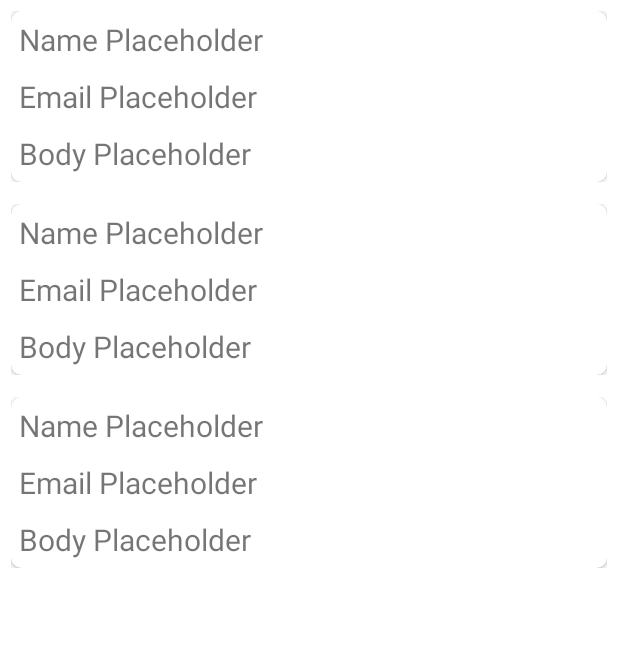
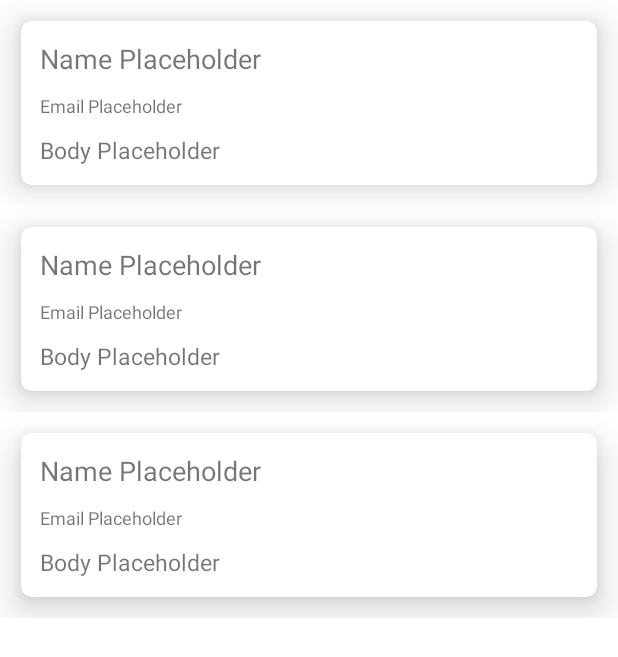
Before and after one commit to Vader-Femi/TypicodeApiDemo, an Android app: the layout activity_main.xml on its own in the app's theme, with its tools: preview values and no code run, on a phone screen of 412 x 824 dp. Shown: the top 657 px of the screen. Run offline under Robolectric (Android 15) with nearby library versions, the phone set to English and light mode, and no system bars.

```diff
--- a/app/src/main/java/com/example/typicodeapidemo/CommentsAdapter.kt
+++ b/app/src/main/java/com/example/typicodeapidemo/CommentsAdapter.kt
@@ -5,6 +5,7 @@ import android.view.ViewGroup
 import androidx.recyclerview.widget.AsyncListDiffer
 import androidx.recyclerview.widget.DiffUtil
 import androidx.recyclerview.widget.RecyclerView
+import com.example.typicodeapidemo.database.entity.Comment
 import com.example.typicodeapidemo.databinding.ItemCommentsBinding
 
 class CommentsAdapter: RecyclerView.Adapter<CommentsAdapter.CommentViewHolder>() {
@@ -22,9 +23,12 @@ class CommentsAdapter: RecyclerView.Adapter<CommentsAdapter.CommentViewHolder>()
     }
 
     private val differ = AsyncListDiffer(this, diffCallback)
+
     var comments: List<Comment>
         get() = differ.currentList
         set(value) {differ.submitList(value)}
+
+
 
     override fun onCreateViewHolder(parent: ViewGroup, viewType: Int): CommentViewHolder {
         return CommentViewHolder(ItemCommentsBinding.inflate(
--- a/app/src/main/java/com/example/typicodeapidemo/CommentsApi.kt
+++ b/app/src/main/java/com/example/typicodeapidemo/CommentsApi.kt
@@ -1,5 +1,6 @@
 package com.example.typicodeapidemo
 
+import com.example.typicodeapidemo.database.entity.Comment
 import retrofit2.Response
 import retrofit2.http.GET
 
--- a/app/src/main/res/layout/activity_main.xml
+++ b/app/src/main/res/layout/activity_main.xml
@@ -1,29 +1,22 @@
 <?xml version="1.0" encoding="utf-8"?>
-<androidx.constraintlayout.widget.ConstraintLayout xmlns:android="http://schemas.android.com/apk/res/android"
-    xmlns:app="http://schemas.android.com/apk/res-auto"
+<RelativeLayout xmlns:android="http://schemas.android.com/apk/res/android"
     xmlns:tools="http://schemas.android.com/tools"
     android:layout_width="match_parent"
     android:layout_height="match_parent"
     tools:context=".MainActivity">
 
-    <ProgressBar
-        android:id="@+id/progressBar"
-        style="@style/Widget.AppCompat.ProgressBar.Horizontal"
-        android:layout_width="match_parent"
-        android:layout_height="5dp"
-        android:visibility="gone"
-        app:layout_constraintEnd_toEndOf="parent"
-        app:layout_constraintStart_toStartOf="parent"
-        app:layout_constraintTop_toTopOf="parent" />
-
     <androidx.recyclerview.widget.RecyclerView
         android:id="@+id/rvComments"
         android:layout_width="match_parent"
         android:layout_height="match_parent"
-        app:layout_constraintBottom_toBottomOf="parent"
-        app:layout_constraintEnd_toEndOf="parent"
-        app:layout_constraintStart_toStartOf="parent"
-        app:layout_constraintTop_toBottomOf="@+id/progressBar"
         tools:listitem="@layout/item_comments" />
 
-</androidx.constraintlayout.widget.ConstraintLayout>
+    <com.google.android.material.progressindicator.LinearProgressIndicator
+        android:id="@+id/progressBar"
+        android:layout_width="match_parent"
+        android:layout_height="10dp"
+        android:visibility="gone"
+        android:layout_alignParentTop="true"
+        android:indeterminate="true"/>
+
+</RelativeLayout>
--- a/app/src/main/res/layout/item_comments.xml
+++ b/app/src/main/res/layout/item_comments.xml
@@ -1,15 +1,17 @@
 <?xml version="1.0" encoding="utf-8"?>
-<androidx.constraintlayout.widget.ConstraintLayout xmlns:android="http://schemas.android.com/apk/res/android"
+<RelativeLayout xmlns:android="http://schemas.android.com/apk/res/android"
     xmlns:app="http://schemas.android.com/apk/res-auto"
     xmlns:tools="http://schemas.android.com/tools"
-    android:layout_width="wrap_content"
-    android:layout_height="wrap_content"
-    android:layout_margin="7dp">
+    android:layout_width="match_parent"
+    android:layout_height="wrap_content">
 
-    <androidx.cardview.widget.CardView
-        android:layout_width="match_parent"
-        android:layout_height="match_parent"
+
+    <com.google.android.material.card.MaterialCardView
+        android:layout_width="wrap_content"
+        android:layout_height="wrap_content"
+        android:layout_margin="14dp"
         app:cardCornerRadius="7dp"
+        app:cardElevation="14dp"
         app:layout_constraintBottom_toBottomOf="parent"
         app:layout_constraintEnd_toEndOf="parent"
         app:layout_constraintStart_toStartOf="parent"
@@ -17,35 +19,39 @@
 
         <RelativeLayout
             android:layout_width="match_parent"
-            android:layout_height="match_parent">
+            android:layout_height="match_parent"
+            android:layout_margin="7dp">
 
-            <TextView
+            <com.google.android.material.textview.MaterialTextView
                 android:id="@+id/tvName"
                 android:layout_width="match_parent"
                 android:layout_height="wrap_content"
                 android:layout_margin="5dp"
-                android:textSize="20sp"
+                android:textSize="18sp"
                 tools:text="Name Placeholder" />
 
-            <TextView
+            <com.google.android.material.textview.MaterialTextView
                 android:id="@+id/tvEmail"
                 android:layout_width="match_parent"
                 android:layout_height="wrap_content"
                 android:layout_below="@id/tvName"
                 android:layout_margin="5dp"
-                android:textSize="20sp"
+                android:textSize="12sp"
                 tools:text="Email Placeholder" />
 
-            <TextView
+            <com.google.android.material.textview.MaterialTextView
                 android:id="@+id/tvBody"
                 android:layout_width="match_parent"
                 android:layout_height="wrap_content"
                 android:layout_below="@id/tvEmail"
-                android:layout_margin="5dp"
-                android:textSize="20sp"
+                android:layout_marginStart="5dp"
+                android:layout_marginTop="5dp"
+                android:layout_marginEnd="5dp"
+                android:layout_marginBottom="5dp"
+                android:textSize="15sp"
                 tools:text="Body Placeholder" />
         </RelativeLayout>
 
-    </androidx.cardview.widget.CardView>
+    </com.google.android.material.card.MaterialCardView>
 
-</androidx.constraintlayout.widget.ConstraintLayout>
+</RelativeLayout>
--- a/app/src/main/res/values-night/strings.xml
+++ /dev/null
@@ -1,5 +0,0 @@
-<?xml version="1.0" encoding="utf-8"?>
-<resources>
-    <string name="internet_connection_error">IOException: You might not have Internet Connection</string>
-    <string name="unexpected_response">HttpException: Unexpected response</string>
-</resources>
--- a/app/src/main/res/values-night/themes.xml
+++ b/app/src/main/res/values-night/themes.xml
@@ -1,16 +1,6 @@
 <resources xmlns:tools="http://schemas.android.com/tools">
     <!-- Base application theme. -->
     <style name="Theme.ExampleApiRetrofit" parent="Theme.MaterialComponents.DayNight.DarkActionBar">
-        <!-- Primary brand color. -->
-        <item name="colorPrimary">@color/purple_200</item>
-        <item name="colorPrimaryVariant">@color/purple_700</item>
-        <item name="colorOnPrimary">@color/black</item>
-        <!-- Secondary brand color. -->
-        <item name="colorSecondary">@color/teal_200</item>
-        <item name="colorSecondaryVariant">@color/teal_200</item>
-        <item name="colorOnSecondary">@color/black</item>
-        <!-- Status bar color. -->
-        <item name="android:statusBarColor" tools:targetApi="l">?attr/colorPrimaryVariant</item>
-        <!-- Customize your theme here. -->
+
     </style>
 </resources>
--- a/app/src/main/res/values/colors.xml
+++ b/app/src/main/res/values/colors.xml
@@ -1,10 +1,5 @@
 <?xml version="1.0" encoding="utf-8"?>
 <resources>
-    <color name="purple_200">#FFBB86FC</color>
-    <color name="purple_500">#FF6200EE</color>
-    <color name="purple_700">#FF3700B3</color>
-    <color name="teal_200">#FF03DAC5</color>
-    <color name="teal_700">#FF018786</color>
     <color name="black">#FF000000</color>
     <color name="white">#FFFFFFFF</color>
 </resources>
--- a/app/src/main/res/values/strings.xml
+++ b/app/src/main/res/values/strings.xml
@@ -2,4 +2,5 @@
     <string name="app_name">TypicodeApiDemo</string>
     <string name="internet_connection_error">IOException: You might not have Internet Connection</string>
     <string name="unexpected_response">HttpException: Unexpected response</string>
+    <string name="something_went_wrong">Something went wrong</string>
 </resources>
--- a/app/src/main/res/values/themes.xml
+++ b/app/src/main/res/values/themes.xml
@@ -1,16 +1,6 @@
 <resources xmlns:tools="http://schemas.android.com/tools">
     <!-- Base application theme. -->
     <style name="Theme.ExampleApiRetrofit" parent="Theme.MaterialComponents.DayNight.DarkActionBar">
-        <!-- Primary brand color. -->
-        <item name="colorPrimary">@color/purple_500</item>
-        <item name="colorPrimaryVariant">@color/purple_700</item>
-        <item name="colorOnPrimary">@color/white</item>
-        <!-- Secondary brand color. -->
-        <item name="colorSecondary">@color/teal_200</item>
-        <item name="colorSecondaryVariant">@color/teal_700</item>
-        <item name="colorOnSecondary">@color/black</item>
-        <!-- Status bar color. -->
-        <item name="android:statusBarColor" tools:targetApi="l">?attr/colorPrimaryVariant</item>
-        <!-- Customize your theme here. -->
+
     </style>
 </resources>
--- a/build.gradle
+++ b/build.gradle
@@ -5,8 +5,8 @@ buildscript {
         mavenCentral()
     }
     dependencies {
-        classpath "com.android.tools.build:gradle:7.0.4"
-        classpath "org.jetbrains.kotlin:kotlin-gradle-plugin:1.6.10"
+        classpath 'com.android.tools.build:gradle:7.2.2'
+        classpath "org.jetbrains.kotlin:kotlin-gradle-plugin:1.7.10"
 
         // NOTE: Do not place your application dependencies here; they belong
         // in the individual module build.gradle files
```
Also changed, not shown: app/build.gradle (+18 -10 lines), app/src/main/java/com/example/typicodeapidemo/Comment.kt (deleted, +0 -9 lines), app/src/main/java/com/example/typicodeapidemo/MainActivity.kt (+35 -8 lines), app/src/main/java/com/example/typicodeapidemo/database/CommentsDatabase.kt (added, +35 -0 lines), app/src/main/java/com/example/typicodeapidemo/database/dao/CommentsDAO.kt (added, +18 -0 lines), app/src/main/java/com/example/typicodeapidemo/database/entity/Comment.kt (added, +16 -0 lines), app/src/main/java/com/example/typicodeapidemo/repository/CommentsRepository.kt (added, +15 -0 lines), app/src/main/java/com/example/typicodeapidemo/viewmodel/CommentsViewModel.kt (added, +21 -0 lines), app/src/main/java/com/example/typicodeapidemo/viewmodel/ViewModelFactory.kt (added, +16 -0 lines), gradle/wrapper/gradle-wrapper.properties.
